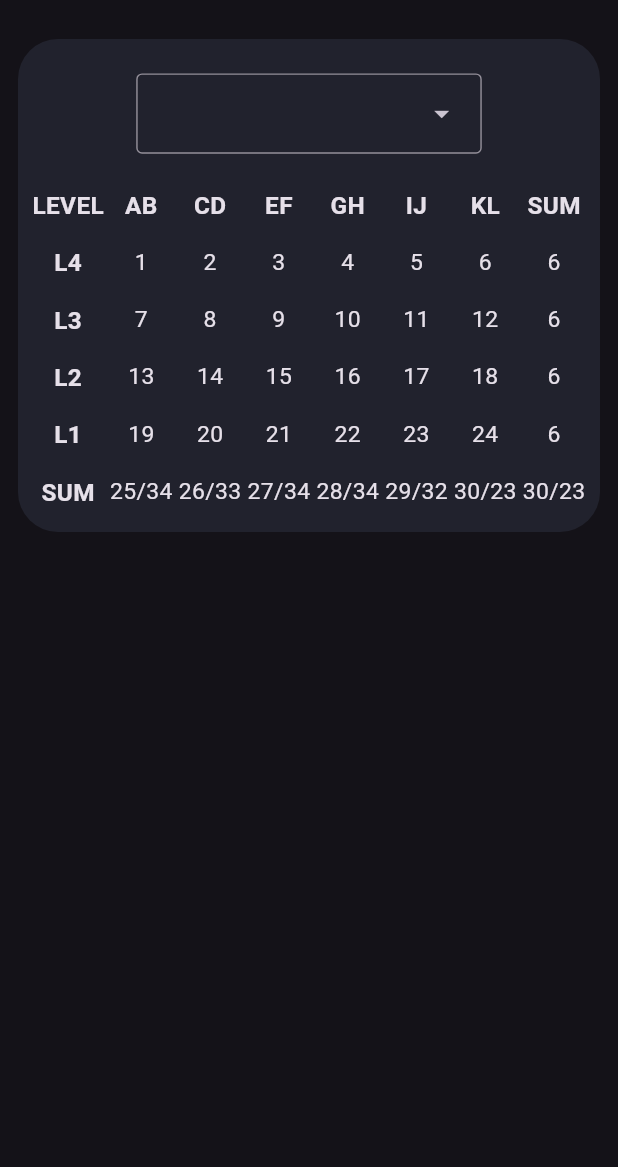
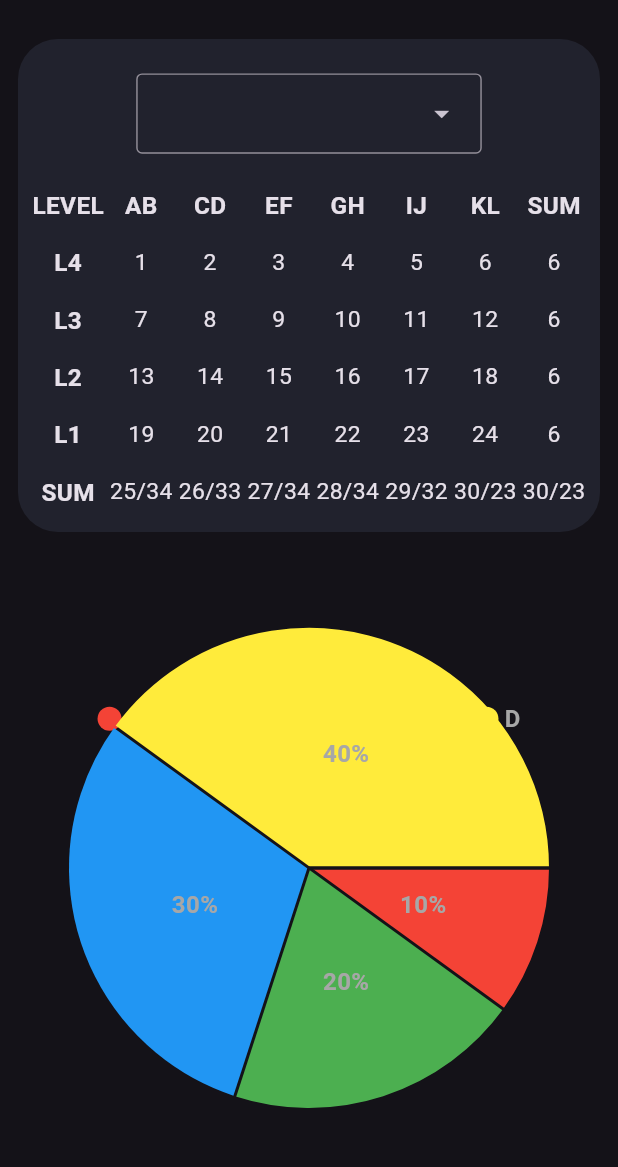
Before and after one commit to eran0926/FRC6998_2025_scouting_viewer, a Flutter app: the AutoDataPage screen opened by its route, on a phone screen of 412 x 824 dp, the part 63-1230 px from its top. Run offline on Flutter 3.47's test engine with Material 3 defaults, Android fonts, the phone set to English and light mode, and no system bars; drawn by our look-alikes of fl_chart; our stand-ins replace go_router, logger, responsive_framework; network calls fail.

Commit message:
feat: add pie chart widget, but not finish yet

```diff
--- a/lib/pages/auto_data_page.dart
+++ b/lib/pages/auto_data_page.dart
@@ -2,6 +2,7 @@ import 'dart:math';
 
 import 'package:flutter/material.dart';
 import 'package:responsive_framework/responsive_framework.dart';
+import 'package:viewer/widgets/pie_chart_widget.dart';
 import 'package:viewer/widgets/reef_data_table.dart';
 import 'package:viewer/widgets/selectable_reef_data_table.dart';
 
@@ -14,13 +15,28 @@ class AutoDataPage extends StatelessWidget {
         body: SingleChildScrollView(
       child: Padding(
         padding: EdgeInsets.all(12),
-        child: Row(
+        child: Column(
           children: [
-            Expanded(child: SelectableReefDataTable()),
-            if (ResponsiveBreakpoints.of(context).largerThan(MOBILE))
-              SizedBox(width: 16),
-            if (ResponsiveBreakpoints.of(context).largerThan(MOBILE))
-              Expanded(child: SelectableReefDataTable()),
+            Row(
+              children: [
+                Expanded(child: SelectableReefDataTable()),
+                if (ResponsiveBreakpoints.of(context).largerThan(MOBILE))
+                  SizedBox(width: 16),
+                if (ResponsiveBreakpoints.of(context).largerThan(MOBILE))
+                  Expanded(child: SelectableReefDataTable()),
+              ],
+            ),
+            Row(
+              children: [
+                Expanded(
+                    child: PieChartWidget(data: [
+                  {'name': 'A', 'value': 10, 'color': Colors.red},
+                  {'name': 'B', 'value': 20, 'color': Colors.green},
+                  {'name': 'C', 'value': 30, 'color': Colors.blue},
+                  {'name': 'D', 'value': 40, 'color': Colors.yellow},
+                ])),
+              ],
+            ),
           ],
         ),
       ),
--- /dev/null
+++ b/lib/widgets/pie_chart_widget.dart
@@ -0,0 +1,71 @@
+import 'package:flutter/material.dart';
+
+import 'package:fl_chart/fl_chart.dart';
+import 'package:viewer/widgets/indicator.dart';
+
+class PieChartWidget extends StatelessWidget {
+  final String title;
+  final List<Map<String, dynamic>> data;
+
+  PieChartWidget({this.title = '', required this.data});
+
+  @override
+  Widget build(BuildContext context) {
+    return AspectRatio(
+      aspectRatio: 1.3,
+      child: Column(
+        children: [
+          Spacer(),
+          if (title.isNotEmpty) Expanded(child: Text(title)),
+          Spacer(),
+          Expanded(
+            child: Row(
+              mainAxisAlignment: MainAxisAlignment.spaceEvenly,
+              children: data
+                  .map((e) => Indicator(
+                        color: e['color'],
+                        text: e['name'],
+                        isSquare: false,
+                        size: 16,
+                        textColor: const Color.fromARGB(255, 167, 167, 167),
+                      ))
+                  .toList(),
+            ),
+          ),
+          Spacer(),
+          Expanded(
+            child: AspectRatio(
+              aspectRatio: 1,
+              child: PieChart(
+                PieChartData(
+                  // borderData: FlBorderData(show: false),
+                  // sectionsSpace: 40,
+                  // centerSpaceRadius: 40,
+                  centerSpaceRadius: 0,
+                  sections: data
+                      .asMap()
+                      .map<int, PieChartSectionData>((index, e) {
+                        final value = PieChartSectionData(
+                          color: e['color'],
+                          value: e['value'].toDouble(),
+                          title: '${e['value']}%',
+                          radius: 160,
+                          titleStyle: TextStyle(
+                              fontSize: 16,
+                              fontWeight: FontWeight.bold,
+                              color: const Color.fromARGB(255, 167, 167, 167)),
+                        );
+                        return MapEntry(index, value);
+                      })
+                      .values
+                      .toList(),
+                ),
+              ),
+            ),
+          ),
+          Spacer(),
+        ],
+      ),
+    );
+  }
+}
```
